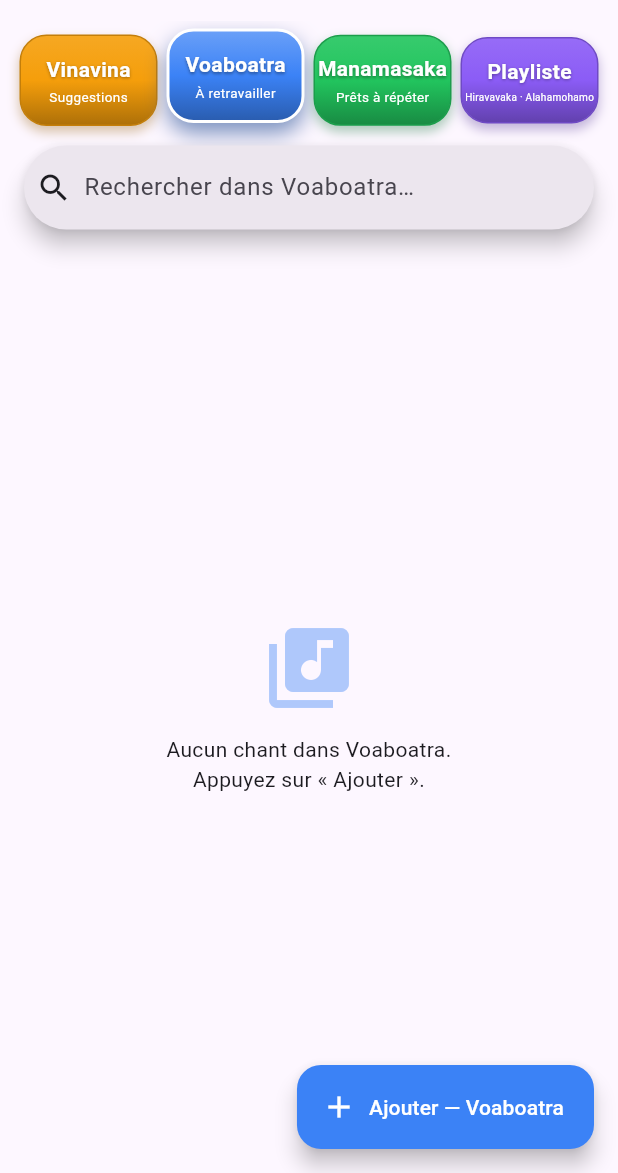
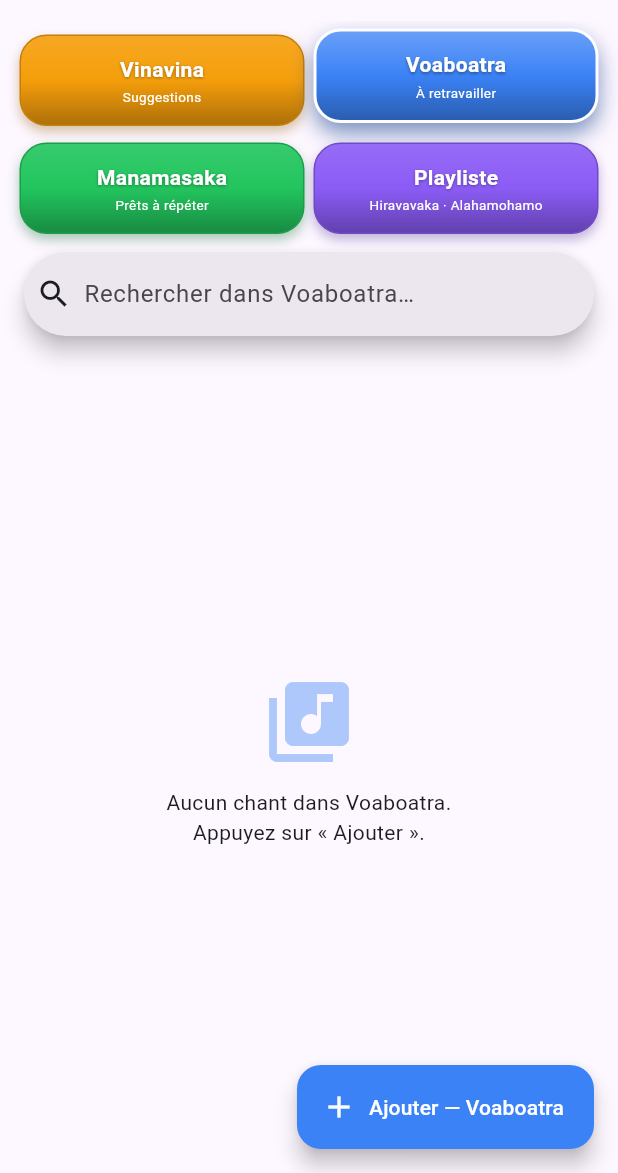
Before and after one commit to Razafindriatsara/vazoantso, a Flutter app: the screen it shows after launch, after a tap on "Voaboatra", on a phone screen of 412 x 824 dp, the part 63-1236 px from its top. Run offline on Flutter 3.47's test engine with Material 3 defaults, Android fonts, the light colour scheme and no system bars; our stand-ins replace cloud_firestore, file_picker, firebase_core, just_audio, web; missing offline and left inert: dart:js_interop, syncfusion_flutter_pdf, syncfusion_flutter_pdfviewer; accounts and stored records are empty.

Commit message:
Boutons des catégories sur deux lignes

```diff
--- a/lib/screens/home_screen.dart
+++ b/lib/screens/home_screen.dart
@@ -239,12 +239,13 @@ class _HomeScreenState extends State<HomeScreen> {
         children: [
           Padding(
             padding: const EdgeInsets.fromLTRB(10, 8, 10, 12),
-            child: Row(
+            child: Column(
+              children: [
+                Row(
                   children: [
                     for (final stage in const [
                       SongStage.vinavina,
                       SongStage.voaboatra,
-                  SongStage.manamasaka,
                     ])
                       _mainButton(
                         label: stage.label,
@@ -253,12 +254,26 @@ class _HomeScreenState extends State<HomeScreen> {
                         selected: _stage == stage,
                         onTap: () => _selectStage(stage),
                       ),
+                  ],
+                ),
+                const SizedBox(height: 10),
+                Row(
+                  children: [
+                    _mainButton(
+                      label: SongStage.manamasaka.label,
+                      description: SongStage.manamasaka.description,
+                      color: _stageColors[SongStage.manamasaka]!,
+                      selected: _stage == SongStage.manamasaka,
+                      onTap: () => _selectStage(SongStage.manamasaka),
+                    ),
                     _mainButton(
                       label: 'Playliste',
                       description: 'Hiravavaka · Alahamohamo',
                       color: _playlistColor,
                       selected: _inPlaylist,
                       onTap: () => _selectStage(SongStage.hiravavaka),
+                    ),
+                  ],
                 ),
               ],
             ),
```
Lines whose indentation alone changed are shown as unchanged.
